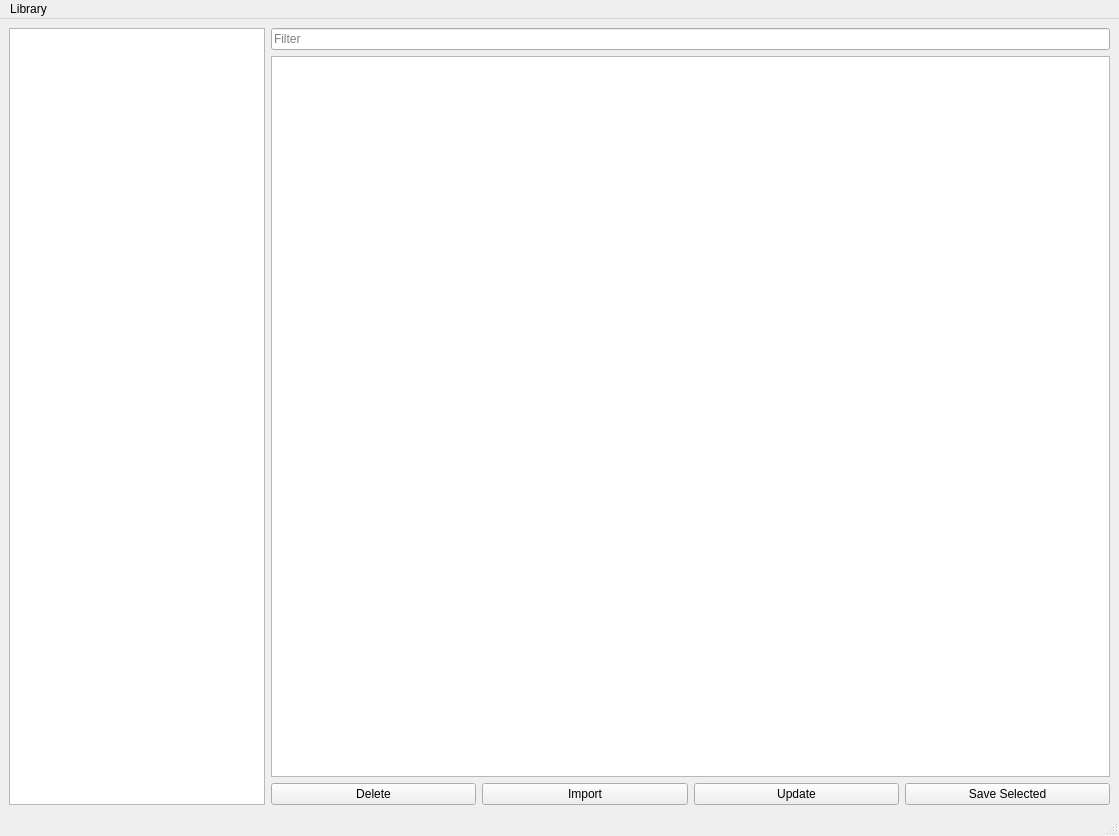
Qt form python3.7libs/MatLib.ui (eglaubauf/egMatLib) before a commit.
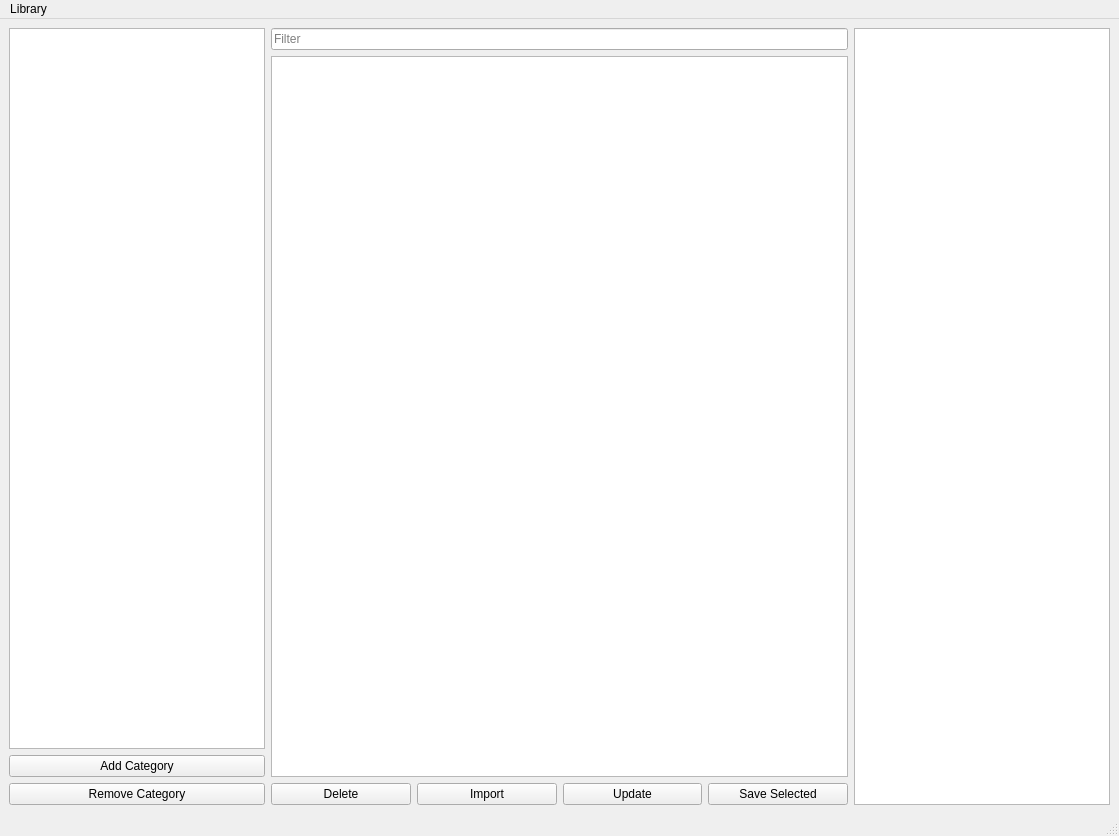
The same form after that commit.

Commit message: UI Changes (Detailview, Add/Remove Category), Basic Filtering,Cleanup, Dynamic PostRender, Dynamic Lib,

The edit to the form file:
```diff
--- a/python3.7libs/MatLib.ui
+++ b/python3.7libs/MatLib.ui
@@ -39,14 +39,36 @@
        <enum>QLayout::SetDefaultConstraint</enum>
       </property>
       <item>
-       <widget class="QListWidget" name="list_treeview">
+       <layout class="QVBoxLayout" name="verticalLayout_2">
+        <item>
+         <widget class="QListWidget" name="listw_catview">
         <property name="sizePolicy">
-         <sizepolicy hsizetype="Maximum" vsizetype="Expanding">
+           <sizepolicy hsizetype="Minimum" vsizetype="Expanding">
           <horstretch>0</horstretch>
           <verstretch>0</verstretch>
          </sizepolicy>
         </property>
        </widget>
+        </item>
+        <item>
+         <widget class="QPushButton" name="btn_add_cat">
+          <property name="text">
+           <string>Add Category</string>
+          </property>
+         </widget>
+        </item>
+        <item>
+         <layout class="QHBoxLayout" name="horizontalLayout">
+          <item>
+           <widget class="QPushButton" name="btn_rmv_cat">
+            <property name="text">
+             <string>Remove Category</string>
+            </property>
+           </widget>
+          </item>
+         </layout>
+        </item>
+       </layout>
       </item>
       <item>
        <layout class="QVBoxLayout" name="vlayout_right">
@@ -116,6 +138,16 @@
         </item>
        </layout>
       </item>
+      <item>
+       <widget class="QTableWidget" name="widget_detail">
+        <property name="sizePolicy">
+         <sizepolicy hsizetype="Minimum" vsizetype="Expanding">
+          <horstretch>0</horstretch>
+          <verstretch>0</verstretch>
+         </sizepolicy>
+        </property>
+       </widget>
+      </item>
      </layout>
     </item>
    </layout>
```
Lines whose indentation alone changed are shown as unchanged. The commit also changes 3 other files.
